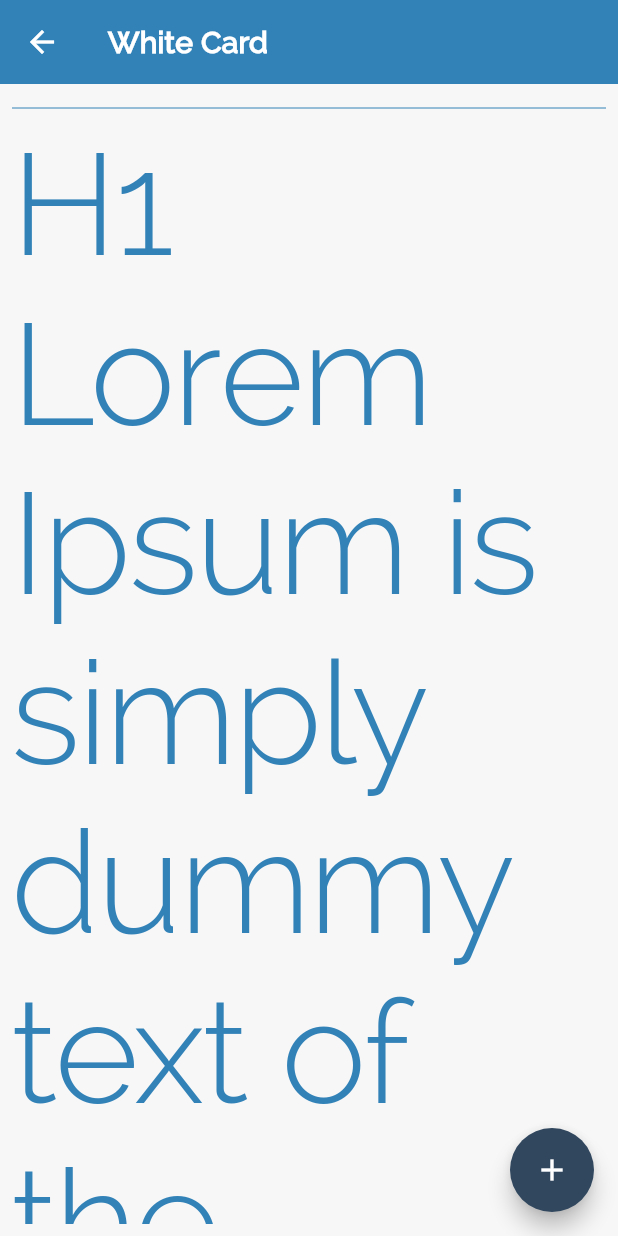
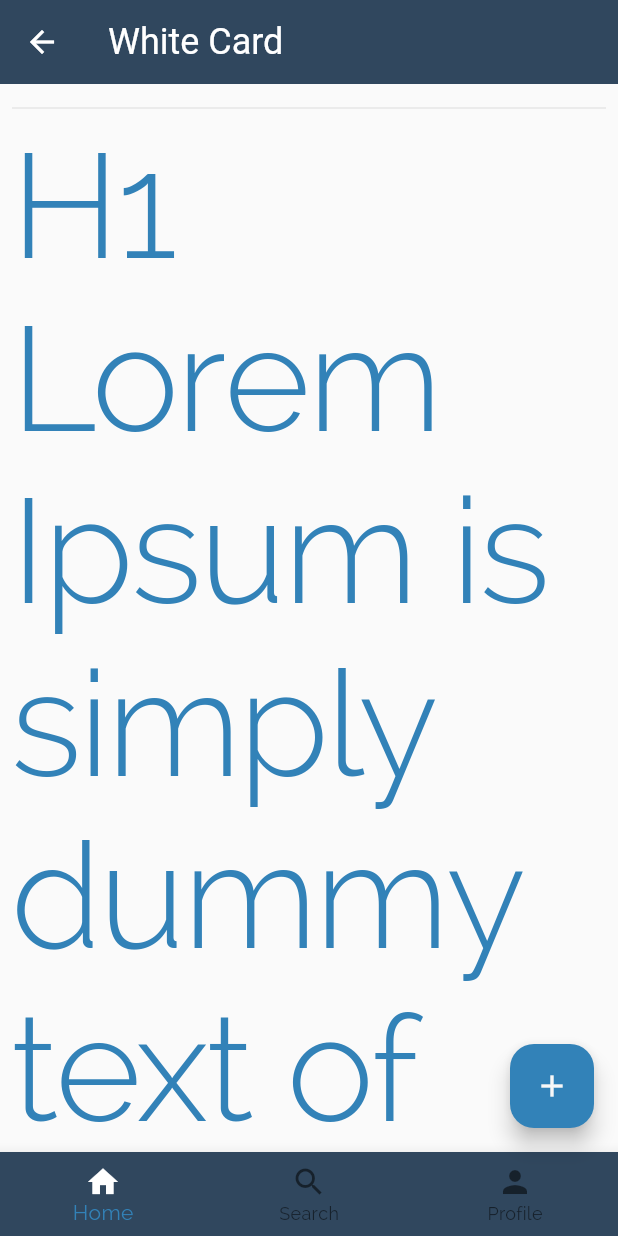
Before and after one commit to hafeezarfi/white_card, a Flutter app: the screen it shows after launch, after a tap on "Continue with Google", on a phone screen of 412 x 824 dp. Run offline on Flutter 3.47's test engine with Material 2 defaults, Android fonts, the phone set to English and light mode, and no system bars; our stand-ins replace flutter_svg; project files that could hold a hidden picture were left out.

Commit message:
themedata improved

```diff
--- a/lib/ui/dashboard/dashboard.dart
+++ b/lib/ui/dashboard/dashboard.dart
@@ -109,7 +109,6 @@ class _DashboardState extends State<Dashboard> {
                   "Caption Lorem Ipsum is simply dummy text of the printing and typesetting industry.",
                   style: Theme.of(context).textTheme.caption,
                 ),
-
               ],
             ),
           ),
@@ -118,7 +117,26 @@ class _DashboardState extends State<Dashboard> {
       floatingActionButton: FloatingActionButton(
         onPressed: _incrementCounter,
         tooltip: 'Increment',
-        child: const Icon(Icons.add),
+        child: Icon(
+          Icons.add,
+          color: Theme.of(context).colorScheme.background,
+        ),
+      ),
+      bottomNavigationBar: BottomNavigationBar(
+        items: const [
+          BottomNavigationBarItem(
+            icon: Icon(Icons.home),
+            label: 'Home',
+          ),
+          BottomNavigationBarItem(
+            icon: Icon(Icons.search),
+            label: 'Search',
+          ),
+          BottomNavigationBarItem(
+            icon: Icon(Icons.person),
+            label: 'Profile',
+          ),
+        ],
       ), //
     );
   }
--- a/lib/utill/theme.dart
+++ b/lib/utill/theme.dart
@@ -1,12 +1,9 @@
-import 'dart:ui';
-
 import 'package:flutter/material.dart';
 
 class IDPTheme {
   static ThemeData getThemeData(BuildContext context) {
     final ThemeData appTheme = ThemeData(
       brightness: Brightness.light,
-      backgroundColor: const Color(0xffF7F7F7),
       primarySwatch: const MaterialColor(
         0xff3282B8,
         <int, Color>{
@@ -22,27 +19,87 @@ class IDPTheme {
           900: Color(0xff3282B8)
         },
       ),
-      indicatorColor: const Color(0xff3282B8),
-      primaryColor: const Color(0xff3282B8),
-      primaryColorBrightness: Brightness.light,
-      primaryColorLight: const Color(0x1a30475E),
-      primaryColorDark: const Color(0xff3282B8),
-      canvasColor: const Color(0xffdedede),
-      accentColor: const Color(0xff30475E),
-      accentColorBrightness: Brightness.light,
-      scaffoldBackgroundColor: const Color(0xffF7F7F7),
-      bottomAppBarColor: const Color(0xff3282B8),
-      splashColor: const Color(0xff3282B8),
-      cardColor: Colors.white,
-      dividerColor: const Color(0xff3282B8),
-      focusColor: const Color(0x1a30475E),
+      //   "colorScheme": {
+      // "background": "0xfff7f7f7",
+      // "brightness": "light",
+      // "error": "0xffba1b1b",
+      // "errorContainer": "0xffffdad4",
+      // "inversePrimary": "0xff9ccaff",
+      // "inverseSurface": "0xff2f3033",
+      // "onBackground": "0xff373a40",
+      // "onError": "0xffffffff",
+      // "onErrorContainer": "0xff410001",
+      // "onInverseSurface": "0xfff1f0f4",
+      // "onPrimary": "0xffffffff",
+      // "onPrimaryContainer": "0xff1e4e6e",
+      // "onSecondary": "0xffffffff",
+      // "onSecondaryContainer": "0xff1d2b38",
+      // "onSurface": "0xff212326",
+      // "onSurfaceVariant": "0xff42474e",
+      // "onTertiary": "0xffffffff",
+      // "onTertiaryContainer": "0xff251432",
+      // "outline": "0xff73777f",
+      // "primary": "0xff3282b8",
+      // "primaryContainer": "0xff8ebad8",
+      // "secondary": "0xff30475e",
+      // "secondaryContainer": "0xff8d9aa6",
+      // "shadow": "0xff000000",
+      // "surface": "0xfff7f7f7",
+      // "tertiary": "0xff6b5778",
+      // "tertiaryContainer": "0xfff3daff"
+      // },
+      colorScheme: const ColorScheme(
+          primary: Color(0xff3282B8),
+          primaryVariant: Color(0xff8ebad8),
+          secondary: Color(0xff30475e),
+          secondaryVariant: Color(0xff8d9aa6),
+          surface: Color(0xfff7f7f7),
+          background: Color(0xfff7f7f7),
+          error: Color(0xffba1b1b),
+          onPrimary: Color(0xff1e4e6e),
+          onSecondary: Color(0xff1d2b38),
+          onSurface: Color(0xff212326),
+          onBackground: Color(0xff373a40),
+          onError: Color(0xffffdad4),
+          brightness: Brightness.light),
+      // backgroundColor: const Color(0xffF7F7F7),
+      // indicatorColor: const Color(0xff3282B8),
+      // primaryColor: const Color(0xff3282B8),
+      // primaryColorBrightness: Brightness.light,
+      // primaryColorLight: const Color(0x1a30475E),
+      // primaryColorDark: const Color(0xff3282B8),
+      // canvasColor: const Color(0xffdedede),
+      // accentColor: const Color(0xff30475E),
+      // accentColorBrightness: Brightness.light,
+      // scaffoldBackgroundColor: const Color(0xffF7F7F7),
+      // bottomAppBarColor: const Color(0xff3282B8),
+      // splashColor: const Color(0xff3282B8),
+      // cardColor: Colors.white,
+      // dividerColor: const Color(0xff3282B8),
+      // focusColor: const Color(0x1a30475E),
       // indicatorColor:,
-      primaryIconTheme: const IconThemeData(color: Color(0xff3282B8)),
+      // primaryIconTheme: const IconThemeData(color: Color(0xff3282B8)),
+      floatingActionButtonTheme: const FloatingActionButtonThemeData(
+        backgroundColor: Color(0xff3282B8),
+        shape: RoundedRectangleBorder(
+            borderRadius: BorderRadius.all(Radius.circular(16.0))),
+        enableFeedback: true,
+      ),
+      // bottomAppBarTheme: const BottomAppBarTheme(color: Color(0xff30475e)),
+      // tooltipTheme: TooltipThemeData(triggerMode: TooltipTriggerMode.tap),
+      bottomNavigationBarTheme: const BottomNavigationBarThemeData(
+          selectedIconTheme: IconThemeData(color: Colors.white),
+          selectedLabelStyle: TextStyle(color: Colors.white),
 
-      // tooltipTheme: TooltipThemeData(triggerMode: TooltipTriggerMode.tap),
+          backgroundColor: Color(0xff30475e)),
       appBarTheme: const AppBarTheme(
-          backgroundColor: Color(0xff3282B8),
+          backgroundColor: Color(0xff30475e),
           elevation: 0,
+          titleTextStyle: TextStyle(
+              color: Color(0xffffffff),
+              fontSize: 24,
+              fontWeight: FontWeight.normal,
+              letterSpacing: 0),
           iconTheme: IconThemeData(color: Color(0xffffffff)),
           actionsIconTheme: IconThemeData(color: Color(0xffffffff))),
       iconTheme: const IconThemeData(color: Color(0xff3282B8)),
@@ -65,23 +122,23 @@ class IDPTheme {
       textTheme: const TextTheme(
         headline1: TextStyle(
             color: Color(0xff3282B8),
-            fontSize: 96.0,
+            fontSize: 98.0,
             fontWeight: FontWeight.w300,
             letterSpacing: -1.5),
         headline2: TextStyle(
             color: Color(0xff3282B8),
-            fontSize: 60.0,
+            fontSize: 61.0,
             fontWeight: FontWeight.w300,
             letterSpacing: -0.5),
         headline3: TextStyle(
           color: Color(0xff3282B8),
-          fontSize: 48.0,
+          fontSize: 49.0,
           fontWeight: FontWeight.normal,
           letterSpacing: 0,
         ),
         headline4: TextStyle(
             color: Colors.black,
-            fontSize: 34,
+            fontSize: 35,
             fontWeight: FontWeight.normal,
             letterSpacing: 0.25),
         headline5: TextStyle(
```
